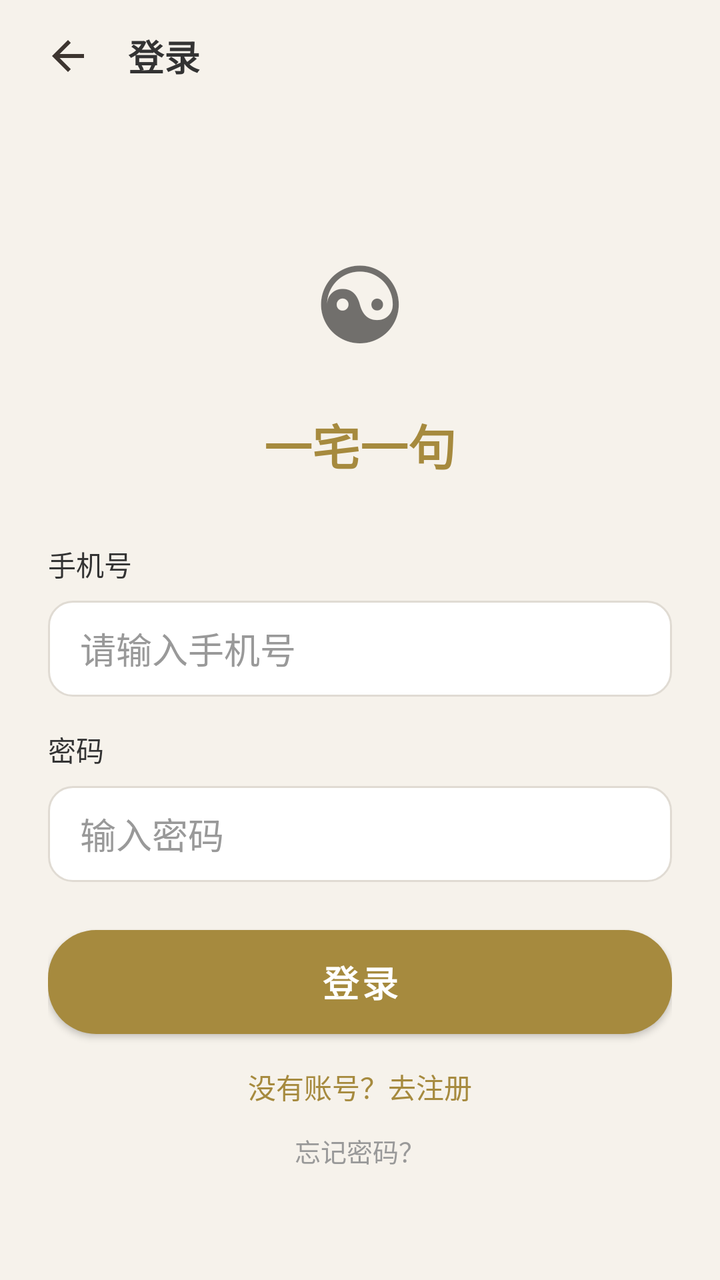
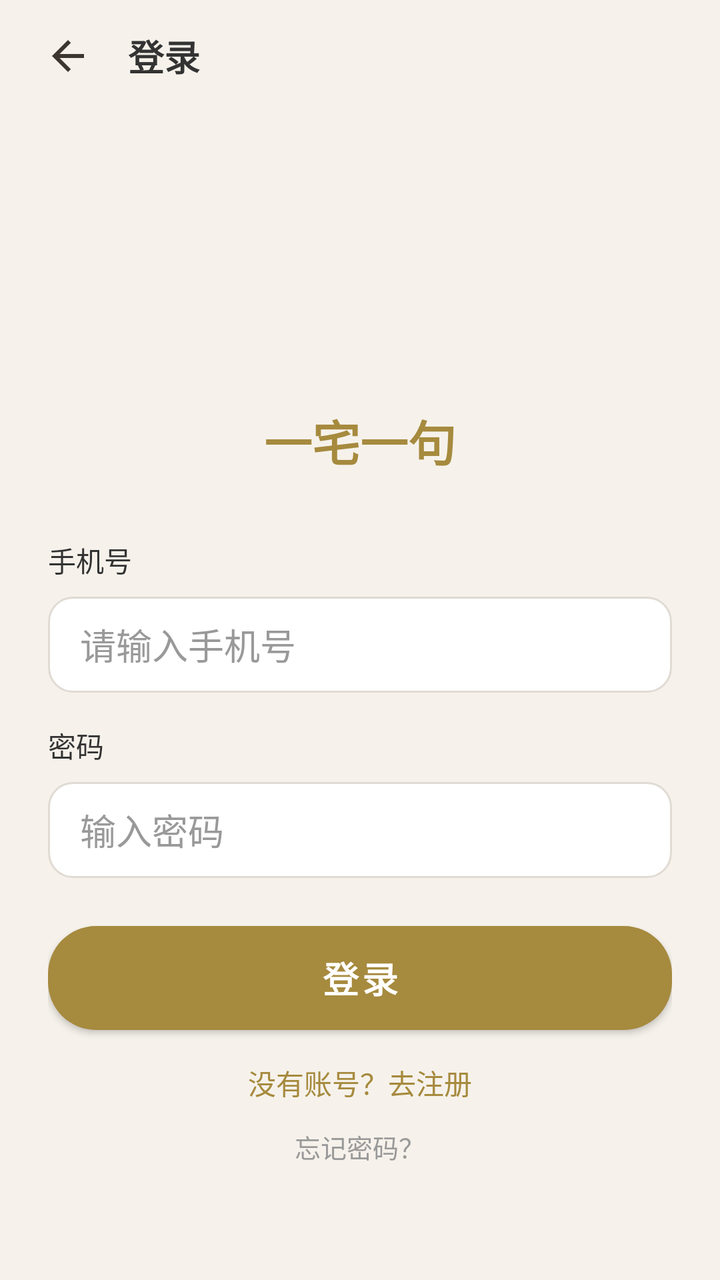

Before-and-after screenshots of an Android layout around one commit, followed by the original layout XML and the change that was made.
<!-- AndroidManifest.xml: application theme Theme.YizhaiYiju -->
<!-- res/layout/activity_login.xml -->
<?xml version="1.0" encoding="utf-8"?>
<LinearLayout xmlns:android="http://schemas.android.com/apk/res/android"
    android:orientation="vertical"
    android:background="@color/bg_page"
    android:layout_width="match_parent"
    android:layout_height="match_parent">
    <LinearLayout
        android:gravity="center_vertical"
        android:background="@color/bg_toolbar"
        android:paddingLeft="16dp"
        android:paddingRight="16dp"
        android:layout_width="match_parent"
        android:layout_height="56dp"
        android:paddingHorizontal="16dp">
        <ImageButton
            android:id="@+id/btn_back"
            android:background="?attr/selectableItemBackgroundBorderless"
            android:layout_width="36dp"
            android:layout_height="36dp"
            android:src="@drawable/ic_back"
            android:contentDescription="返回"/>
        <TextView
            android:textSize="18sp"
            android:textStyle="bold"
            android:textColor="@color/text_primary"
            android:id="@+id/tv_title"
            android:layout_width="0dp"
            android:layout_height="wrap_content"
            android:text="登录"
            android:layout_weight="1"
            android:layout_marginStart="12dp"/>
    </LinearLayout>
    <ScrollView
        android:padding="24dp"
        android:layout_width="match_parent"
        android:layout_height="0dp"
        android:layout_weight="1">
        <LinearLayout
            android:orientation="vertical"
            android:layout_width="match_parent"
            android:layout_height="wrap_content">
            <TextView
                android:textSize="56sp"
                android:layout_gravity="center"
                android:layout_width="wrap_content"
                android:layout_height="wrap_content"
                android:layout_marginTop="32dp"
                android:text="☯"/>
            <TextView
                android:textSize="24sp"
                android:textStyle="bold"
                android:textColor="@color/gold"
                android:layout_gravity="center"
                android:layout_width="wrap_content"
                android:layout_height="wrap_content"
                android:layout_marginTop="16dp"
                android:text="一宅一句"/>
            <TextView
                android:textSize="14sp"
                android:textColor="@color/text_primary"
                android:layout_width="wrap_content"
                android:layout_height="wrap_content"
                android:layout_marginTop="32dp"
                android:text="手机号"/>
            <EditText
                android:textColor="@color/text_primary"
                android:textColorHint="@color/text_gray"
                android:id="@+id/et_phone"
                android:background="@drawable/bg_input"
                android:paddingLeft="16dp"
                android:paddingRight="16dp"
                android:layout_width="match_parent"
                android:layout_height="48dp"
                android:layout_marginTop="8dp"
                android:hint="请输入手机号"
                android:singleLine="true"
                android:inputType="phone"
                android:paddingHorizontal="16dp"/>
            <LinearLayout
                android:orientation="vertical"
                android:id="@+id/layout_email"
                android:visibility="gone"
                android:layout_width="match_parent"
                android:layout_height="wrap_content">
                <TextView
                    android:textSize="14sp"
                    android:textColor="@color/text_primary"
                    android:layout_width="wrap_content"
                    android:layout_height="wrap_content"
                    android:layout_marginTop="16dp"
                    android:text="邮箱"/>
                <EditText
                    android:textColor="@color/text_primary"
                    android:textColorHint="@color/text_gray"
                    android:id="@+id/et_email"
                    android:background="@drawable/bg_input"
                    android:paddingLeft="16dp"
                    android:paddingRight="16dp"
                    android:layout_width="match_parent"
                    android:layout_height="48dp"
                    android:layout_marginTop="8dp"
                    android:hint="接收验证码的邮箱"
                    android:singleLine="true"
                    android:inputType="textEmailAddress"
                    android:paddingHorizontal="16dp"/>
            </LinearLayout>
            <LinearLayout
                android:orientation="vertical"
                android:id="@+id/layout_code"
                android:visibility="gone"
                android:layout_width="match_parent"
                android:layout_height="wrap_content">
                <TextView
                    android:textSize="14sp"
                    android:textColor="@color/text_primary"
                    android:layout_width="wrap_content"
                    android:layout_height="wrap_content"
                    android:layout_marginTop="16dp"
                    android:text="验证码"/>
                <LinearLayout
                    android:orientation="horizontal"
                    android:layout_width="match_parent"
                    android:layout_height="48dp"
                    android:layout_marginTop="8dp">
                    <EditText
                        android:textColor="@color/text_primary"
                        android:textColorHint="@color/text_gray"
                        android:id="@+id/et_code"
                        android:background="@drawable/bg_input"
                        android:paddingLeft="16dp"
                        android:paddingRight="16dp"
                        android:layout_width="0dp"
                        android:layout_height="match_parent"
                        android:hint="请输入验证码"
                        android:singleLine="true"
                        android:layout_weight="1"
                        android:inputType="number"
                        android:paddingHorizontal="16dp"/>
                    <Button
                        android:textSize="12sp"
                        android:textColor="@color/text_on_accent"
                        android:id="@+id/btn_send_code"
                        android:background="@drawable/bg_gold_button"
                        android:layout_width="120dp"
                        android:layout_height="match_parent"
                        android:text="发送验证码"
                        android:layout_marginStart="8dp"/>
                </LinearLayout>
            </LinearLayout>
            <TextView
                android:textSize="14sp"
                android:textColor="@color/text_primary"
                android:layout_width="wrap_content"
                android:layout_height="wrap_content"
                android:layout_marginTop="16dp"
                android:text="密码"/>
            <EditText
                android:textColor="@color/text_primary"
                android:textColorHint="@color/text_gray"
                android:id="@+id/et_password"
                android:background="@drawable/bg_input"
                android:paddingLeft="16dp"
                android:paddingRight="16dp"
                android:layout_width="match_parent"
                android:layout_height="48dp"
                android:layout_marginTop="8dp"
                android:hint="输入密码"
                android:singleLine="true"
                android:inputType="textPassword"
                android:paddingHorizontal="16dp"/>
            <TextView
                android:textSize="12sp"
                android:textColor="@color/text_gray"
                android:id="@+id/tv_password_hint"
                android:visibility="gone"
                android:layout_width="wrap_content"
                android:layout_height="wrap_content"
                android:layout_marginTop="4dp"
                android:text="密码需包含字母+数字+特殊符号，至少8位"/>
            <Button
                android:textSize="18sp"
                android:textStyle="bold"
                android:textColor="@color/text_on_accent"
                android:id="@+id/btn_login"
                android:background="@drawable/bg_red_button"
                android:layout_width="match_parent"
                android:layout_height="52dp"
                android:layout_marginTop="24dp"
                android:text="登录"/>
            <TextView
                android:textSize="14sp"
                android:textColor="@color/primary"
                android:layout_gravity="center"
                android:id="@+id/tv_switch_mode"
                android:focusable="true"
                android:clickable="true"
                android:layout_width="wrap_content"
                android:layout_height="wrap_content"
                android:layout_marginTop="16dp"
                android:text="没有账号？去注册"/>
            <TextView
                android:textSize="13sp"
                android:textColor="@color/text_gray"
                android:layout_gravity="center"
                android:id="@+id/tv_forgot"
                android:focusable="true"
                android:clickable="true"
                android:layout_width="wrap_content"
                android:layout_height="wrap_content"
                android:layout_marginTop="12dp"
                android:text="忘记密码？"/>
        </LinearLayout>
    </ScrollView>
</LinearLayout>
<!-- resources referenced by this layout -->
<resources>
  <color name="bg_page">#f6f2eb</color>
  <color name="bg_toolbar">#f6f2eb</color>
  <color name="gold">#a68a3e</color>
  <color name="primary">#a68a3e</color>
  <color name="text_gray">#999999</color>
  <color name="text_on_accent">#ffffff</color>
  <color name="text_primary">#333333</color>
  <!-- drawable bg_gold_button (drawable) -->
  <?xml version="1.0" encoding="utf-8"?>
  <shape xmlns:android="http://schemas.android.com/apk/res/android">
      <gradient
          android:startColor="#a68a3e"
          android:endColor="#8a7232"
          android:angle="135"/>
      <corners android:radius="24dp"/>
  </shape>
  <!-- drawable bg_input (drawable) -->
  <?xml version="1.0" encoding="utf-8"?>
  <shape xmlns:android="http://schemas.android.com/apk/res/android">
      <solid android:color="@color/bg_input"/>
      <corners android:radius="12dp"/>
      <stroke
          android:width="1dp"
          android:color="@color/border"/>
  </shape>
  <!-- drawable bg_red_button (drawable) -->
  <?xml version="1.0" encoding="utf-8"?>
  <shape xmlns:android="http://schemas.android.com/apk/res/android">
      <gradient
          android:startColor="#b5452a"
          android:endColor="#963a23"
          android:angle="135"/>
      <corners android:radius="24dp"/>
  </shape>
  <!-- drawable ic_back (drawable) -->
  <?xml version="1.0" encoding="utf-8"?>
  <vector xmlns:android="http://schemas.android.com/apk/res/android"
      android:height="24dp"
      android:width="24dp"
      android:viewportWidth="24"
      android:viewportHeight="24">
      <path
          android:fillColor="#3d3530"
          android:pathData="M20,11H7.83L13.42,5.41L12,4L4,12L12,20L13.41,18.59L7.83,13H20V11Z"/>
  </vector>
  <style name="Theme.YizhaiYiju" parent="Theme.MaterialComponents.Light.NoActionBar">
          <item name="colorPrimary">@color/primary</item>
          <item name="colorPrimaryDark">@color/primary</item>
          <item name="colorAccent">@color/accent</item>
          <item name="android:windowBackground">@color/bg_page</item>
          <item name="android:statusBarColor">@color/bg_page</item>
      </style>
  <color name="bg_input">#ffffff</color>
  <color name="border">#e0dbd3</color>
  <color name="accent">#b5452a</color>
</resources>

<!-- the commit's change to res/layout/activity_login.xml (unified diff, before → after) -->
@@ -45,7 +45,9 @@
                 android:layout_width="wrap_content"
                 android:layout_height="wrap_content"
                 android:layout_marginTop="32dp"
-                android:text="☯"/>
+                android:src="@drawable/ic_bagua"
+                android:contentDescription="应用标识"
+                android:tint="@null"/>
             <TextView
                 android:textSize="24sp"
                 android:textStyle="bold"
<!-- resource entries referenced after the edit -->
@@ -45,6 +45,19 @@
           android:fillColor="#3d3530"
           android:pathData="M20,11H7.83L13.42,5.41L12,4L4,12L12,20L13.41,18.59L7.83,13H20V11Z"/>
   </vector>
+  <!-- drawable ic_bagua (drawable) -->
+  <vector xmlns:android="http://schemas.android.com/apk/res/android"
+      android:width="24dp"
+      android:height="24dp"
+      android:viewportWidth="24"
+      android:viewportHeight="24">
+      <path android:fillColor="#A68A3E" android:pathData="M12,2A10,10 0 1,0 12,22A10,10 0 1,0 12,2Z"/>
+      <path android:fillColor="#F6F2EB" android:pathData="M12,4A8,8 0 1,0 12,20A8,8 0 1,0 12,4Z"/>
+      <path android:fillColor="#A68A3E" android:pathData="M12,4A8,8 0 0,1 12,20C9.2,20 7,17.8 7,15C7,12.2 9.2,10 12,10C14.8,10 17,7.8 17,5C17,4.7 17,4.3 16.9,4H12Z"/>
+      <path android:fillColor="#B5452A" android:pathData="M12,10A2,2 0 1,0 12,14A2,2 0 1,0 12,10Z"/>
+      <path android:fillColor="#F6F2EB" android:pathData="M12,6.5A1.2,1.2 0 1,0 12,8.9A1.2,1.2 0 1,0 12,6.5Z"/>
+      <path android:fillColor="#A68A3E" android:pathData="M12,15.1A1.2,1.2 0 1,0 12,17.5A1.2,1.2 0 1,0 12,15.1Z"/>
+  </vector>
   <style name="Theme.YizhaiYiju" parent="Theme.MaterialComponents.Light.NoActionBar">
           <item name="colorPrimary">@color/primary</item>
           <item name="colorPrimaryDark">@color/primary</item>
